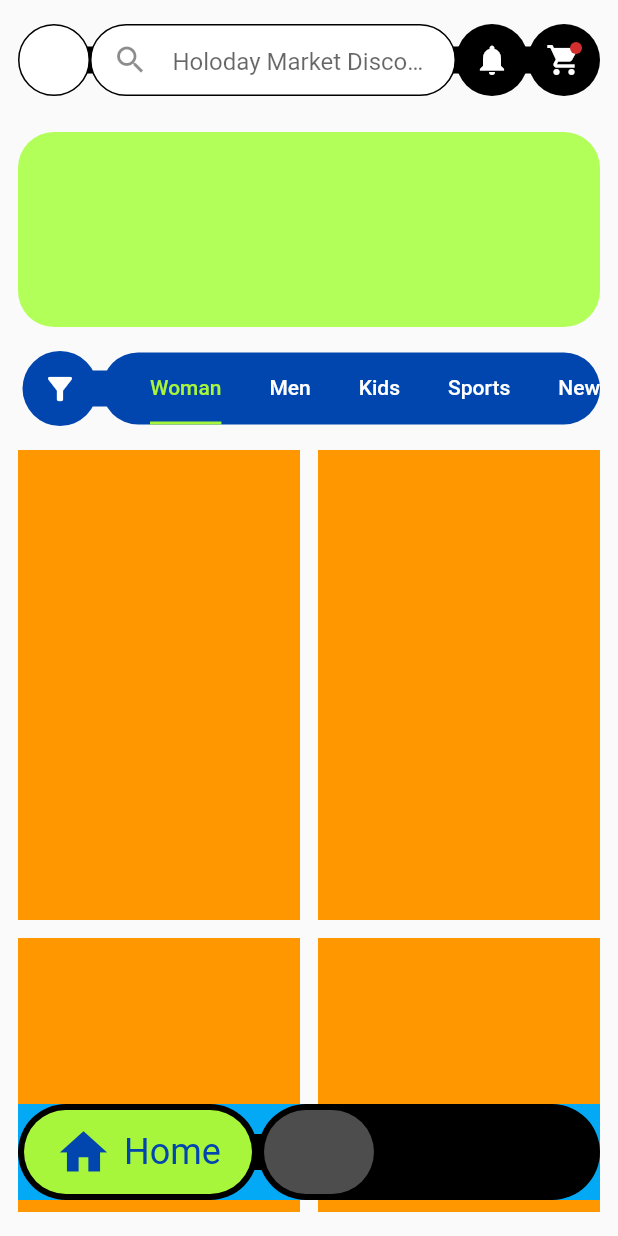
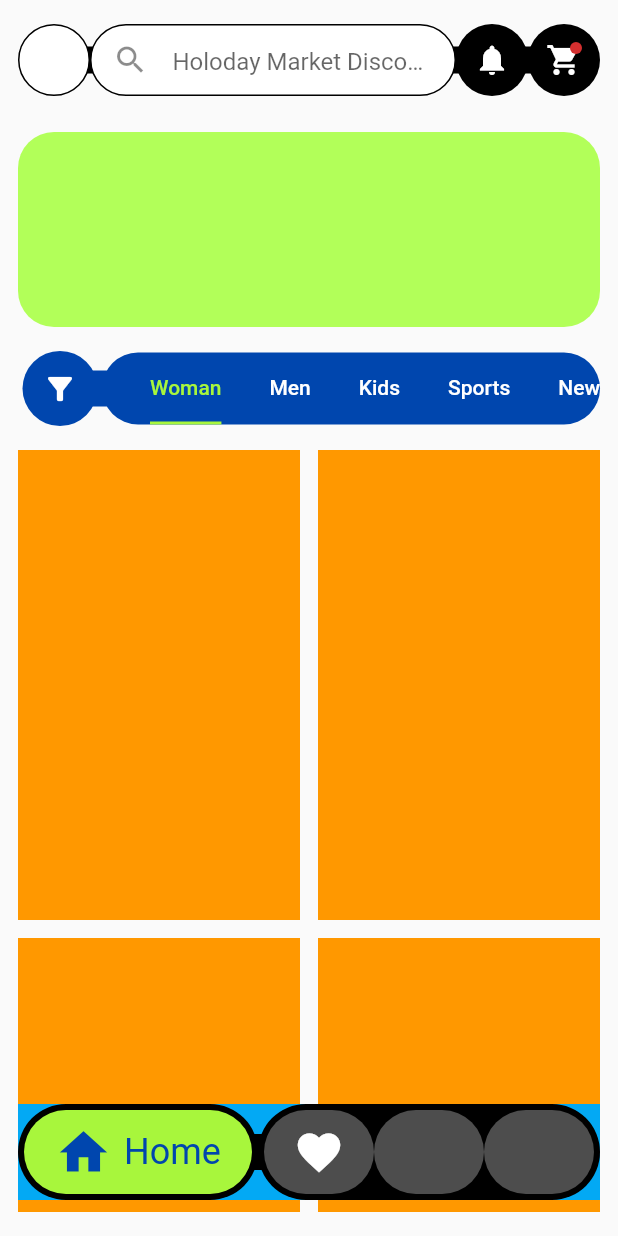
Before and after one commit to JAICHANGPARK/flutter_notebook_chapter_24, a Flutter app: the FashionECommerceMainPage screen opened directly, on a phone screen of 412 x 824 dp. Run offline on Flutter 3.47's test engine with Material 2 defaults, Android fonts, the phone set to English and light mode, and no system bars; our stand-ins replace flutter_riverpod, freezed_annotation, ionicons, percent_indicator; missing offline and left inert: crypto_font_icons; network calls fail.

Commit message:
Update fec_main_page.dart

```diff
--- a/lib/ep1368_fashion_e_commerce_app/view/fec_main_page.dart
+++ b/lib/ep1368_fashion_e_commerce_app/view/fec_main_page.dart
@@ -256,14 +256,38 @@ class _FashionECommerceMainPageState extends State<FashionECommerceMainPage> wit
                             padding: EdgeInsets.all(4),
                             child: Row(
                               children: [
-                                Expanded(child: Container(
+                                Expanded(
+                                  child: Container(
+                                    decoration: BoxDecoration(
+                                      color: Colors.white.withOpacity(0.3),
+                                      borderRadius: BorderRadius.circular(42),
+                                    ),
+                                    child: Center(
+                                      child: IconButton(
+                                        icon: Icon(
+                                          Icons.favorite,
+                                        ),
+                                        color: Colors.white,
+                                        onPressed: () {},
+                                        iconSize: 34,
+                                      ),
+                                    ),
+                                  ),
+                                ),
+                                Expanded(
+                                    child: Container(
                                   decoration: BoxDecoration(
                                     color: Colors.white.withOpacity(0.3),
                                     borderRadius: BorderRadius.circular(42),
                                   ),
                                 )),
-                                Expanded(child: Container()),
-                                Expanded(child: Container()),
+                                Expanded(
+                                    child: Container(
+                                  decoration: BoxDecoration(
+                                    color: Colors.white.withOpacity(0.3),
+                                    borderRadius: BorderRadius.circular(42),
+                                  ),
+                                )),
                               ],
                             ),
                           ))
```
